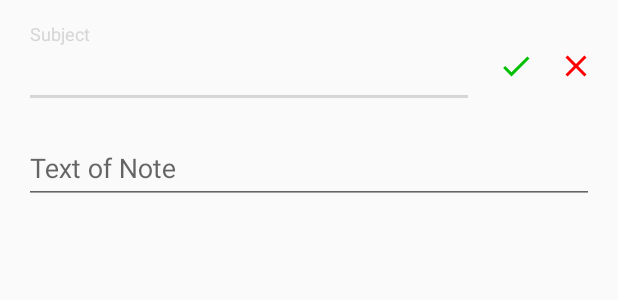
After one commit to ddc-java-14/greentrax, an Android app: the layout fragment_edit_account.xml on its own in the app's theme, with its tools: preview values and no code run, on a phone screen of 412 x 824 dp. The commit adds this screen. Shown: the top 300 px of the screen. Run offline under Robolectric (Android 15) with nearby library versions, the phone set to English and light mode, and no system bars.

Commit message:
Working on EditAccountFragment.

```diff
--- a/app/src/main/java/edu/cnm/deepdive/greentrax/model/entity/Account.java
+++ b/app/src/main/java/edu/cnm/deepdive/greentrax/model/entity/Account.java
@@ -56,7 +56,7 @@ public class Account {
 
   @NonNull
   @Expose
-  private Long amount;
+  private int amount;
 
 
 
@@ -114,11 +114,11 @@ public class Account {
   }
 
   @NonNull
-  public Long getAmount() {
+  public int getAmount() {
     return amount;
   }
 
   public void setAmount(@NonNull Long amount) {
-    this.amount = amount;
+    this.amount = Math.toIntExact(amount);
   }
 }
--- /dev/null
+++ b/app/src/main/res/drawable-v24/ic_check_black_24dp.xml
@@ -0,0 +1,9 @@
+<vector xmlns:android="http://schemas.android.com/apk/res/android"
+        android:width="24dp"
+        android:height="24dp"
+        android:viewportWidth="24.0"
+        android:viewportHeight="24.0">
+    <path
+        android:fillColor="#FF000000"
+        android:pathData="M9,16.17L4.83,12l-1.42,1.41L9,19 21,7l-1.41,-1.41z"/>
+</vector>
--- /dev/null
+++ b/app/src/main/res/drawable-v24/ic_close_black_24dp.xml
@@ -0,0 +1,9 @@
+<vector xmlns:android="http://schemas.android.com/apk/res/android"
+        android:width="24dp"
+        android:height="24dp"
+        android:viewportWidth="24.0"
+        android:viewportHeight="24.0">
+    <path
+        android:fillColor="#FF000000"
+        android:pathData="M19,6.41L17.59,5 12,10.59 6.41,5 5,6.41 10.59,12 5,17.59 6.41,19 12,13.41 17.59,19 19,17.59 13.41,12z"/>
+</vector>
--- /dev/null
+++ b/app/src/main/res/layout/fragment_edit_account.xml
@@ -0,0 +1,94 @@
+<?xml version="1.0" encoding="utf-8"?>
+<!--Scroll view contains a constraint layout-->
+<ScrollView
+  xmlns:android="http://schemas.android.com/apk/res/android"
+  xmlns:tools="http://schemas.android.com/tools"
+  android:layout_width="match_parent"
+  android:layout_height="match_parent"
+  xmlns:app="http://schemas.android.com/apk/res-auto"
+  tools:context=".controller.EditAccountFragment">
+
+  <!--Constraint layout contains a text input layout-->
+  <androidx.constraintlayout.widget.ConstraintLayout
+    android:layout_width="match_parent"
+    android:layout_height="wrap_content"
+    android:padding="@dimen/half_dynamic_spacing">
+
+
+    <!--Our Text input layout contains our text input edit field-->
+    <com.google.android.material.textfield.TextInputLayout
+      android:id="@+id/subject_layout"
+      android:layout_width="0dp"
+      android:layout_height="wrap_content"
+      android:layout_margin="@dimen/half_dynamic_spacing"
+      app:hintEnabled="true"
+      app:hintAnimationEnabled="true"
+      app:layout_constraintTop_toTopOf="parent"
+      app:layout_constraintStart_toStartOf="parent"
+      app:layout_constraintEnd_toEndOf="parent"
+      app:layout_constraintEnd_toStartOf="@id/save">
+
+      <com.google.android.material.textfield.TextInputEditText
+        android:id="@+id/subject"
+        android:layout_width="match_parent"
+        android:layout_height="wrap_content"
+        android:inputType="text"
+        android:hint="@string/subject_hint"/>
+
+
+    </com.google.android.material.textfield.TextInputLayout>
+
+    <ImageButton
+      android:id="@+id/save"
+      android:layout_width="wrap_content"
+      android:layout_height="wrap_content"
+      android:padding="@dimen/half_dynamic_spacing"
+      android:src="@drawable/ic_check_black_24dp"
+      app:tint="@color/submit"
+      android:background="?android:selectableItemBackgroundBorderless"
+      app:layout_constraintTop_toTopOf="@id/subject_layout"
+      app:layout_constraintEnd_toStartOf="@+id/cancel"
+      app:layout_constraintBottom_toBottomOf="@id/subject_layout"
+      android:contentDescription="@string/save_label"/>
+
+    <ImageButton
+      android:id="@+id/cancel"
+      android:layout_width="wrap_content"
+      android:layout_height="wrap_content"
+      android:padding="@dimen/half_dynamic_spacing"
+      android:src="@drawable/ic_close_black_24dp"
+      app:tint="@color/cancel"
+      android:background="?android:selectableItemBackgroundBorderless"
+      app:layout_constraintTop_toTopOf="@id/subject_layout"
+      app:layout_constraintBottom_toBottomOf="@id/subject_layout"
+      app:layout_constraintEnd_toEndOf="parent"
+      android:contentDescription="@string/cancel_label"/>
+
+    <com.google.android.material.textfield.TextInputLayout
+      android:id="@+id/text_layout"
+      android:layout_width="0dp"
+      android:layout_height="wrap_content"
+      android:layout_margin="@dimen/half_dynamic_spacing"
+      app:hintEnabled="true"
+      app:hintAnimationEnabled="true"
+      app:layout_constraintTop_toBottomOf="@id/subject_layout"
+      app:layout_constraintStart_toStartOf="parent"
+      app:layout_constraintEnd_toEndOf="parent">
+
+      <com.google.android.material.textfield.TextInputEditText
+        android:id="@+id/text"
+        android:layout_width="match_parent"
+        android:layout_height="wrap_content"
+        android:inputType="textMultiLine"
+        android:minLines="1"
+        android:maxLines="6"
+        android:hint="@string/text_hint"/>
+
+
+    </com.google.android.material.textfield.TextInputLayout>
+
+
+
+  </androidx.constraintlayout.widget.ConstraintLayout>
+
+</ScrollView>
--- a/app/src/main/res/values/colors.xml
+++ b/app/src/main/res/values/colors.xml
@@ -1,6 +1,13 @@
 <?xml version="1.0" encoding="utf-8"?>
 <resources>
-  <color name="colorPrimary">#6200EE</color>
-  <color name="colorPrimaryDark">#3700B3</color>
-  <color name="colorAccent">#03DAC5</color>
+  <color name="primary">#FF00838F</color>
+  <color name="primary_variant">#FF005662</color>
+  <color name="text_on_primary">#FFFFFFFF</color>
+  <color name="secondary">#FF80DEEA</color>
+  <color name="secondary_variant">#FF4BACB8</color>
+  <color name="text_on_secondary">#FF000000</color>
+
+  <color name="submit">#FF00C000</color>
+  <color name="cancel">#FFFF0000</color>
+
 </resources>
--- a/app/src/main/res/values/dimens.xml
+++ b/app/src/main/res/values/dimens.xml
@@ -1,3 +1,5 @@
 <resources>
   <dimen name="fab_margin">16dp</dimen>
+  <dimen name="half_dynamic_spacing">8dp</dimen>
+  <dimen name="half_static_spacing">8dp</dimen>
 </resources>
--- a/app/src/main/res/values/strings.xml
+++ b/app/src/main/res/values/strings.xml
@@ -8,4 +8,8 @@
 
   <string name="hello_first_fragment">Hello first fragment</string>
   <string name="hello_second_fragment">Hello second fragment. Arg: %1$s</string>
+  <string name="save_label">Save</string>
+  <string name="cancel_label">Cancel</string>
+  <string name="text_hint">Text of Note</string>
+  <string name="subject_hint">Subject</string>
 </resources>
```
Also changed, not shown: app/src/main/java/edu/cnm/deepdive/greentrax/adapter/AccountAdapter.java (added, +60 -0 lines), app/src/main/java/edu/cnm/deepdive/greentrax/controller/EditAccountFragment.java (added, +93 -0 lines), app/src/main/java/edu/cnm/deepdive/greentrax/controller/SecondFragment.java (deleted, +0 -47 lines), app/src/main/res/drawable-v24/ic_add_black_24dp.xml (added, +9 -0 lines), app/src/main/res/layout/fragment_second.xml (deleted, +0 -30 lines), app/src/main/res/layout/item_account.xml (added, +50 -0 lines), app/src/main/res/navigation/nav_graph.xml (+25 -14 lines).
